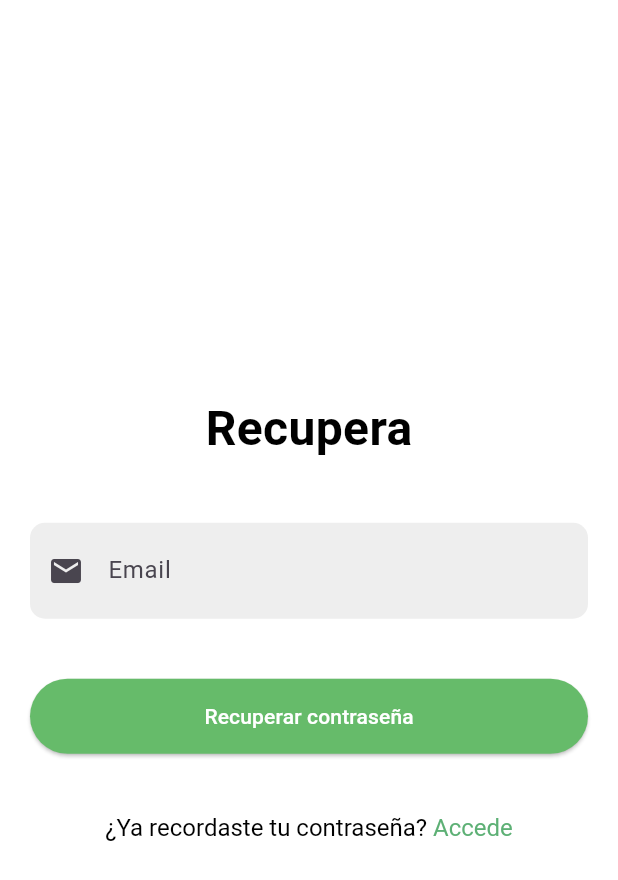
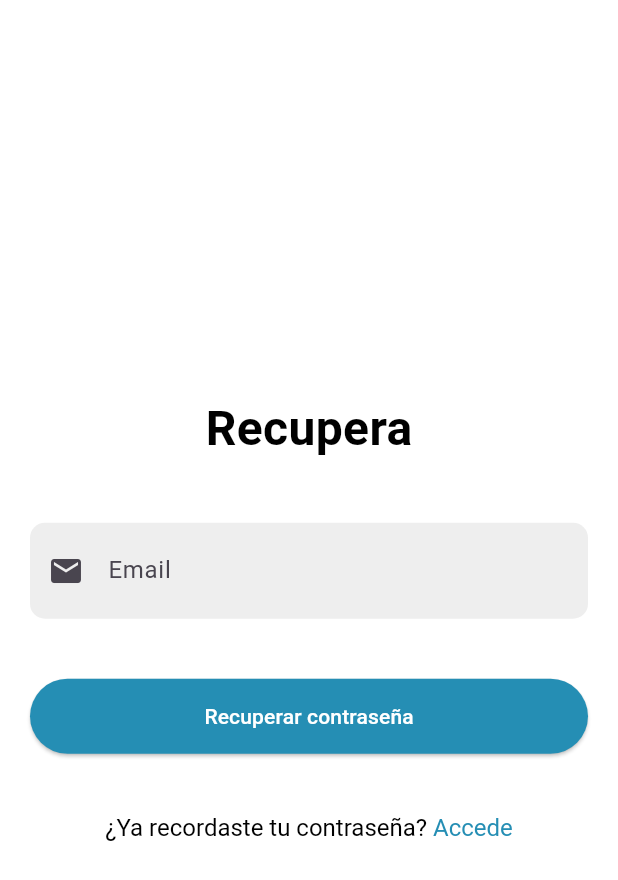
Before and after one commit to AmericoGonzalezD/FiMech, a Flutter app: the screen it shows after launch, after a tap on "¿Olvidaste tu contraseña?", on a phone screen of 412 x 824 dp. Shown: the top 880 px of the screen. Run offline on Flutter 3.47's test engine with Material 3 defaults, Android fonts, the phone set to English and light mode, and no system bars; our stand-ins replace cloud_firestore, email_validator, firebase_auth, firebase_core, flutter_dotenv, google_fonts and 1 more; accounts and stored records are empty.

Commit message:
Configuración en diseño de las views login.dart, register.dart, recovery.dart

```diff
--- a/lib/screens/login.dart
+++ b/lib/screens/login.dart
@@ -222,7 +222,7 @@ class _LoginPageState extends State<LoginPage> {
                   ElevatedButton(
                     style: ElevatedButton.styleFrom(
                       minimumSize: const Size(double.infinity, 50),
-                      backgroundColor: Colors.green[400],
+                      backgroundColor: Color(0xFF258EB4),
                       foregroundColor: Colors.white,
                     ),
                     child: const Text('Iniciar sesión'),
@@ -254,7 +254,7 @@ class _LoginPageState extends State<LoginPage> {
                     child: const Text(
                       '¿Olvidaste tu contraseña?',
                       style: TextStyle(
-                        color: Color(0xFF5DB075),
+                        color: Color(0xFF258EB4),
                       ),
                     ),
                   ),
@@ -278,7 +278,7 @@ class _LoginPageState extends State<LoginPage> {
                             text: 'Regístrate',
                             style: TextStyle(
                               fontSize: 16,
-                              color: Color(0xFF5DB075),
+                              color: Color(0xFF258EB4),
                             ),
                           ),
                         ],
--- a/lib/screens/recovery.dart
+++ b/lib/screens/recovery.dart
@@ -117,7 +117,7 @@ class _RecoverPasswordPageState extends State<RecoverPasswordPage> {
                 ElevatedButton(
                   style: ElevatedButton.styleFrom(
                     minimumSize: const Size(double.infinity, 50),
-                    backgroundColor: Colors.green[400],
+                    backgroundColor: Color(0xFF258EB4),
                     foregroundColor: Colors.white,
                   ),
                   child: const Text('Recuperar contraseña'),
@@ -157,7 +157,7 @@ class _RecoverPasswordPageState extends State<RecoverPasswordPage> {
                           text: 'Accede',
                           style: GoogleFonts.roboto(
                             fontSize: 16,
-                            color: const Color(0xFF5DB075),
+                            color: Color(0xFF258EB4),
                           ),
                         ),
                       ],
```
Also changed, not shown: lib/screens/register.dart (+4 -4 lines).
